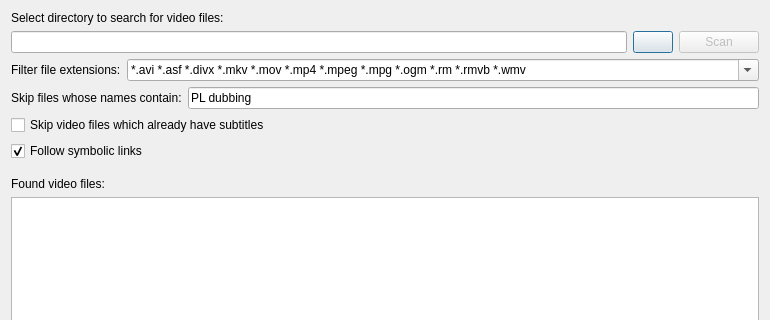
Above: gui/ui/frmscan.ui from QNapi/qnapi before the change; both pictures show x 0 to 770 and y 0 to 320 of the 770 by 520 pixel window. Below: the same form after it.
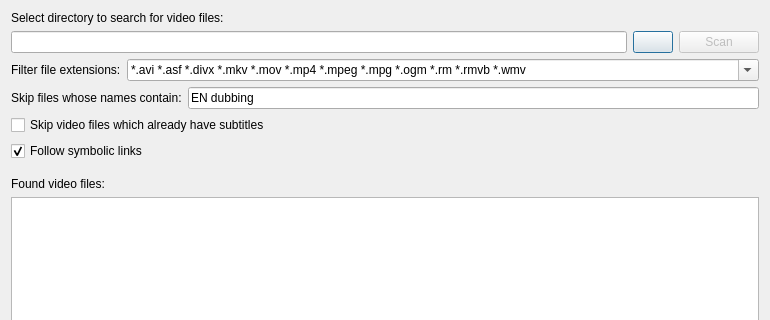
That is the form after the change. Icons and pictures are not drawn. Custom widgets are drawn as their Qt base class.

```diff
--- a/gui/ui/frmscan.ui
+++ b/gui/ui/frmscan.ui
@@ -118,7 +118,7 @@
      <item>
       <widget class="QLineEdit" name="leSkipFilters">
        <property name="text">
-        <string>PL dubbing</string>
+        <string>EN dubbing</string>
        </property>
       </widget>
      </item>
```
